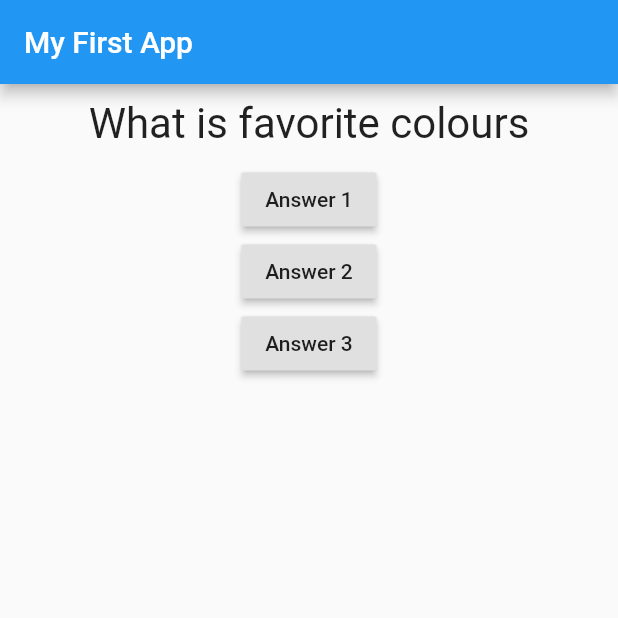
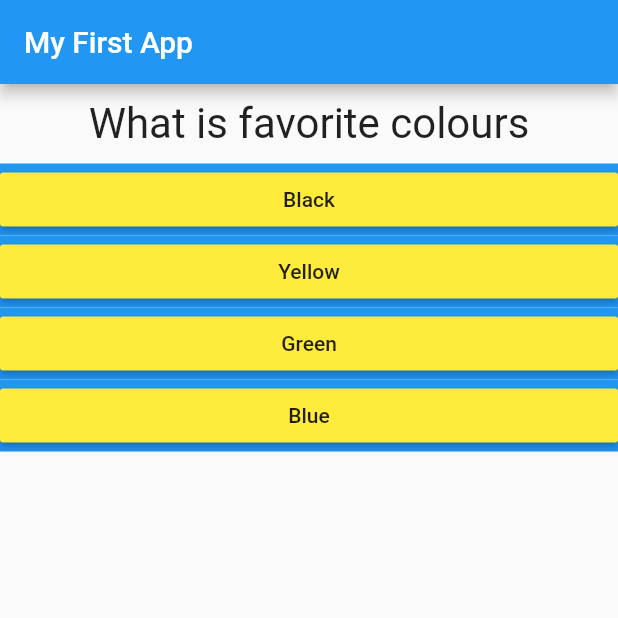
Before and after one commit to mgunes71/flutter-tutor-al, a Flutter app: the screen it shows after launch, on a phone screen of 412 x 824 dp, the top half of it. Run offline on Flutter 3.47's test engine with Material 2 defaults, Android fonts, the phone set to English and light mode, and no system bars.

Commit message:
questions end

```diff
--- a/lib/answer.dart
+++ b/lib/answer.dart
@@ -0,0 +1,22 @@
+import 'package:flutter/material.dart';
+
+class Answer extends StatelessWidget {
+  // tip belirledik fonskyion
+  final Function selectHandler;
+ // parametre olarak fonksıyon alıyor ve on presde çalısıyor
+  final String answer;
+  Answer(this.selectHandler, this.answer);
+
+  @override
+  Widget build(BuildContext context) {
+    return Container(
+      width: double.infinity,
+      color: Colors.blue,
+      child: RaisedButton(
+        color: Colors.yellow,
+        child: Text(answer),
+        onPressed: selectHandler,
+      ),
+    );
+  }
+}
--- a/lib/main.dart
+++ b/lib/main.dart
@@ -1,5 +1,6 @@
 import 'package:flutter/material.dart';
 import './questions.dart';
+import './answer.dart';
 
 // void main() {
 //   runApp(MyApp());
@@ -15,46 +16,60 @@ class MyApp extends StatefulWidget {
 }
 
 class _MyAppState extends State<MyApp> {
-  var questionIndex = 0;
+  final questions = const [
+    {
+      'questionText': 'What is favorite colours',
+      'answer': ['Black', 'Yellow', 'Green', 'Blue'],
+    },
+    {
+      'questionText': 'What is your\'s favorite animals',
+      'answer': ['Dog', 'Cat', 'Rabbit', 'Eagle'],
+    },
+    {
+      'questionText': 'What is your sex position',
+      'answer': ['69', 'Doggy', 'Masturbation', 'Just Hole']
+    },
+  ];
 
-  void answerQuestion() {
+  var _questionIndex = 0;
+
+  void _answerQuestion() {
     setState(
       () {
-        questionIndex = questionIndex + 1;
+        _questionIndex = _questionIndex + 1;
       },
     );
-    print(questionIndex);
+    print(_questionIndex);
+
+    if (_questionIndex < questions.length) {
+      print('sdsadsadsad');
+    } else {
+      print('No More');
+    }
   }
 
   @override
   Widget build(BuildContext context) {
-    var questions = [
-      'What is favorite colours',
-      'What is your\'s favorite animals'
-    ];
     return MaterialApp(
       home: Scaffold(
         appBar: AppBar(
           title: Text('My First App'),
         ),
-        body: Column(
-          children: [
-            Question(
-              questions[questionIndex],
-            ),
-            RaisedButton(child: Text('Answer 1'), onPressed: answerQuestion),
-            RaisedButton(
-              child: Text('Answer 2'),
-              onPressed: () {
-                print('answer 2');
-              },
-            ),
-            RaisedButton(
-              child: Text('Answer 3'),
-              onPressed: () => {print('Answer 3')},
-            ),
-          ],
-        ),
+        body: _questionIndex < questions.length
+            ? Column(
+                children: [
+                  Question(
+                    questions[_questionIndex]['questionText'],
+                  ),
+                  ...(questions[_questionIndex]['answer'] as List<String>)
+                      .map((answer) {
+                    return Answer(_answerQuestion, answer);
+                  }).toList()
+                ],
+              )
+            : Center(
+                child: Text('Did you it!'),
+              ),
       ),
     );
   }
```
